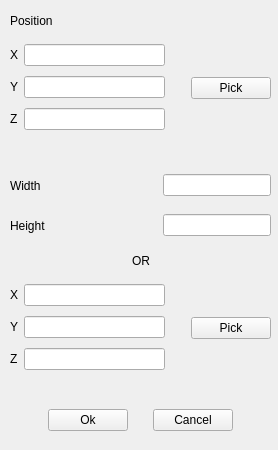
First picture: the form in src/OpenParEMg/RectangleEditForm.ui, repository OpenParEM/OpenParEM, before the edit.
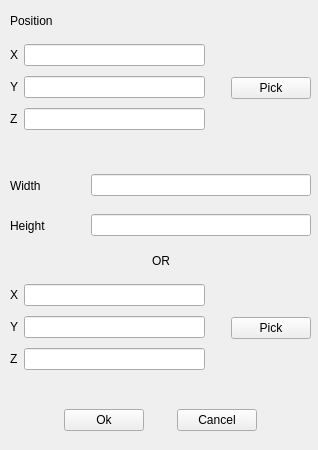
Second picture: the form after the edit. Custom widgets are drawn as their Qt base class.

Commit message: updated input forms for field width and form location

The edit to the form file:
```diff
--- a/src/OpenParEMg/RectangleEditForm.ui
+++ b/src/OpenParEMg/RectangleEditForm.ui
@@ -6,7 +6,7 @@
    <rect>
     <x>0</x>
     <y>0</y>
-    <width>278</width>
+    <width>318</width>
     <height>450</height>
    </rect>
   </property>
@@ -18,7 +18,7 @@
     <rect>
      <x>10</x>
      <y>10</y>
-     <width>261</width>
+     <width>301</width>
      <height>22</height>
     </rect>
    </property>
@@ -50,7 +50,7 @@
     <rect>
      <x>10</x>
      <y>40</y>
-     <width>261</width>
+     <width>301</width>
      <height>97</height>
     </rect>
    </property>
@@ -141,50 +141,24 @@
     </item>
    </layout>
   </widget>
-  <widget class="QWidget" name="horizontalLayoutWidget_6">
-   <property name="geometry">
-    <rect>
-     <x>10</x>
-     <y>170</y>
-     <width>261</width>
-     <height>31</height>
-    </rect>
-   </property>
-   <layout class="QHBoxLayout" name="horizontalLayout_6">
-    <item>
-     <widget class="QLabel" name="label_5">
-      <property name="text">
-       <string>Width</string>
-      </property>
-     </widget>
-    </item>
-    <item>
-     <widget class="CustomLineEdit" name="width">
-      <property name="sizePolicy">
-       <sizepolicy hsizetype="Fixed" vsizetype="Fixed">
-        <horstretch>0</horstretch>
-        <verstretch>0</verstretch>
-       </sizepolicy>
-      </property>
-      <property name="toolTip">
-       <string>Rectangle width.</string>
-      </property>
-     </widget>
-    </item>
-   </layout>
-  </widget>
   <widget class="QWidget" name="horizontalLayoutWidget_7">
    <property name="geometry">
     <rect>
      <x>10</x>
      <y>210</y>
-     <width>261</width>
+     <width>301</width>
      <height>31</height>
     </rect>
    </property>
    <layout class="QHBoxLayout" name="horizontalLayout_7">
     <item>
      <widget class="QLabel" name="label_6">
+      <property name="minimumSize">
+       <size>
+        <width>75</width>
+        <height>0</height>
+       </size>
+      </property>
       <property name="text">
        <string>Height</string>
       </property>
@@ -193,7 +167,7 @@
     <item>
      <widget class="CustomLineEdit" name="height">
       <property name="sizePolicy">
-       <sizepolicy hsizetype="Fixed" vsizetype="Fixed">
+       <sizepolicy hsizetype="Expanding" vsizetype="Fixed">
         <horstretch>0</horstretch>
         <verstretch>0</verstretch>
        </sizepolicy>
@@ -210,7 +184,7 @@
     <rect>
      <x>10</x>
      <y>400</y>
-     <width>261</width>
+     <width>301</width>
      <height>41</height>
     </rect>
    </property>
@@ -307,7 +281,7 @@
     <rect>
      <x>10</x>
      <y>250</y>
-     <width>261</width>
+     <width>301</width>
      <height>22</height>
     </rect>
    </property>
@@ -352,7 +326,7 @@
     <rect>
      <x>10</x>
      <y>280</y>
-     <width>261</width>
+     <width>301</width>
      <height>97</height>
     </rect>
    </property>
@@ -443,6 +417,44 @@
     </item>
    </layout>
   </widget>
+  <widget class="QWidget" name="horizontalLayoutWidget_2">
+   <property name="geometry">
+    <rect>
+     <x>10</x>
+     <y>170</y>
+     <width>301</width>
+     <height>31</height>
+    </rect>
+   </property>
+   <layout class="QHBoxLayout" name="horizontalLayout_6">
+    <item>
+     <widget class="QLabel" name="label_10">
+      <property name="minimumSize">
+       <size>
+        <width>75</width>
+        <height>0</height>
+       </size>
+      </property>
+      <property name="text">
+       <string>Width</string>
+      </property>
+     </widget>
+    </item>
+    <item>
+     <widget class="CustomLineEdit" name="width">
+      <property name="sizePolicy">
+       <sizepolicy hsizetype="Expanding" vsizetype="Fixed">
+        <horstretch>0</horstretch>
+        <verstretch>0</verstretch>
+       </sizepolicy>
+      </property>
+      <property name="toolTip">
+       <string>Rectangle width.</string>
+      </property>
+     </widget>
+    </item>
+   </layout>
+  </widget>
  </widget>
  <customwidgets>
   <customwidget>
```
The commit also changes 14 other files.
